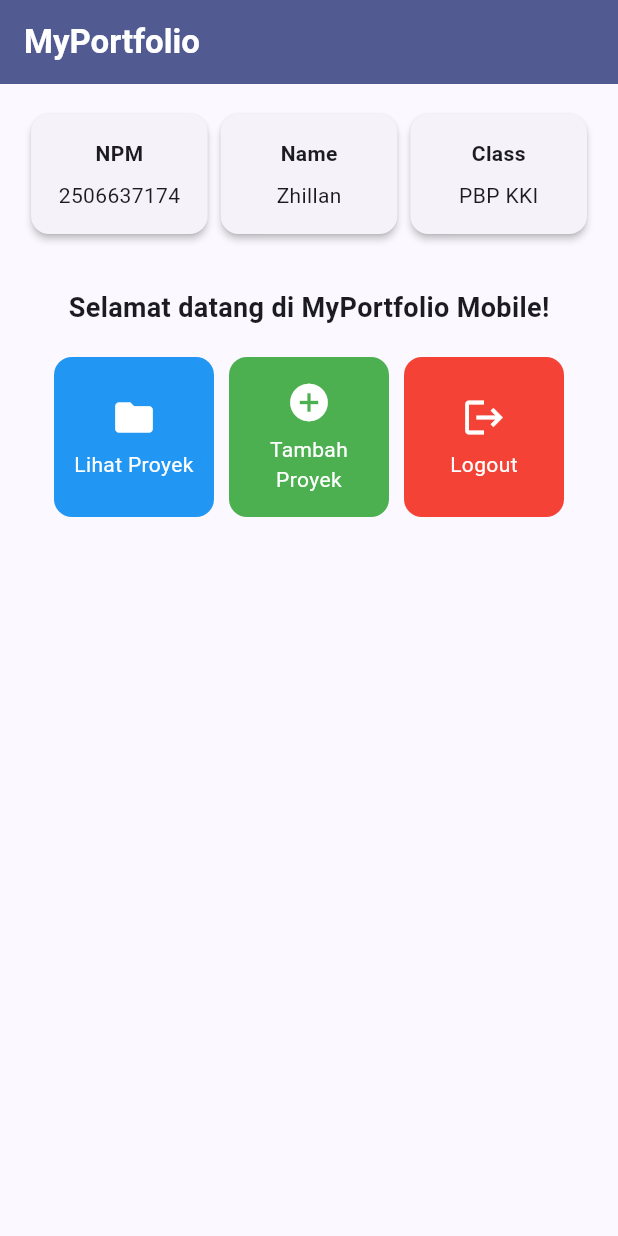
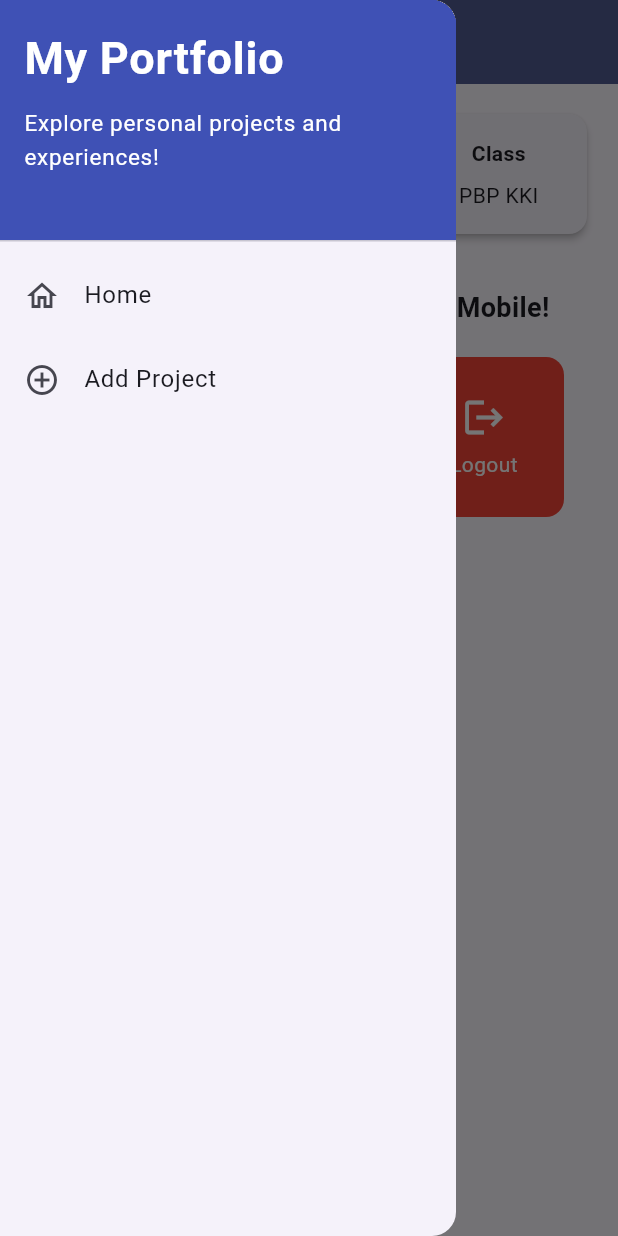
Before and after one commit to ZhillanTLE/myportfolio-mobile, a Flutter app: the screen it shows after launch, with the side drawer open (before the commit the screen has no drawer), on a phone screen of 412 x 824 dp. Run offline on Flutter 3.47's test engine with Material 3 defaults, Android fonts, the phone set to English and light mode, and no system bars.

Commit message:
feat: Tutorial 09

```diff
--- a/lib/main.dart
+++ b/lib/main.dart
@@ -1,6 +1,6 @@
 // ignore: deprecated_member_use
 import 'package:flutter/material.dart';
-import 'package:myportofolio_mobile/menu.dart';
+import 'package:myportofolio_mobile/screens/menu.dart';
 
 void main() {
   runApp(const MyApp());
--- a/lib/menu.dart
+++ b/lib/screens/menu.dart
@@ -1,5 +1,7 @@
 // ignore: deprecated_member_use
 import 'package:flutter/material.dart';
+import 'package:myportofolio_mobile/widgets/left_drawer.dart';
+import 'package:myportofolio_mobile/widgets/project_card.dart';
 
 class MyHomePage extends StatelessWidget {
   MyHomePage({super.key});
@@ -28,7 +30,10 @@ class MyHomePage extends StatelessWidget {
           ),
         ),
         backgroundColor: Theme.of(context).colorScheme.primary,
+        iconTheme: const IconThemeData(color: Colors.white),
       ),
+      // Drawer navigasi di sisi kiri.
+      drawer: const LeftDrawer(),
       // Body halaman utama dengan padding di sekelilingnya.
       body: Padding(
         padding: const EdgeInsets.all(16.0),
@@ -124,50 +129,3 @@ class ItemHomepage {
 
   ItemHomepage(this.name, this.icon, this.color);
 }
-
-class ItemCard extends StatelessWidget {
-  final ItemHomepage item;
-
-  const ItemCard(this.item, {super.key});
-
-  @override
-  Widget build(BuildContext context) {
-    return Material(
-      // Menggunakan warna unik milik masing-masing tombol.
-      color: item.color,
-      borderRadius: BorderRadius.circular(12),
-      child: InkWell(
-        // Aksi ketika kartu ditekan oleh pengguna.
-        onTap: () {
-          // Menampilkan SnackBar dengan pesan interaktif.
-          ScaffoldMessenger.of(context)
-            ..hideCurrentSnackBar()
-            ..showSnackBar(
-              SnackBar(content: Text("Kamu telah menekan tombol ${item.name}!"))
-            );
-        },
-        child: Container(
-          padding: const EdgeInsets.all(8),
-          child: Center(
-            child: Column(
-              mainAxisAlignment: MainAxisAlignment.center,
-              children: [
-                Icon(
-                  item.icon,
-                  color: Colors.white,
-                  size: 30.0,
-                ),
-                const Padding(padding: EdgeInsets.all(3)),
-                Text(
-                  item.name,
-                  textAlign: TextAlign.center,
-                  style: const TextStyle(color: Colors.white),
-                ),
-              ],
-            ),
-          ),
-        ),
-      ),
-    );
-  }
-}
--- /dev/null
+++ b/lib/widgets/left_drawer.dart
@@ -0,0 +1,71 @@
+// ignore: deprecated_member_use
+import 'package:flutter/material.dart';
+import 'package:myportofolio_mobile/screens/menu.dart';
+import 'package:myportofolio_mobile/screens/project_form.dart';
+
+
+class LeftDrawer extends StatelessWidget {
+  const LeftDrawer({super.key});
+
+  @override
+  Widget build(BuildContext context) {
+    return Drawer(
+      child: ListView(
+        children: [
+          const DrawerHeader(
+            decoration: BoxDecoration(
+              color: Colors.indigo,
+            ),
+            child: Column(
+              crossAxisAlignment: CrossAxisAlignment.start,
+              children: [
+                Text(
+                  'My Portfolio',
+                  style: TextStyle(
+                    fontSize: 30,
+                    fontWeight: FontWeight.bold,
+                    color: Colors.white,
+                  ),
+                ),
+                SizedBox(height: 10),
+                Text(
+                  'Explore personal projects and experiences!',
+                  style: TextStyle(
+                    fontSize: 15,
+                    color: Colors.white,
+                  ),
+                ),
+              ],
+            ),
+          ),
+          ListTile(
+            leading: const Icon(Icons.home_outlined),
+            title: const Text('Home'),
+            // Navigasi ke halaman utama portofolio
+            onTap: () {
+              Navigator.pushReplacement(
+                context,
+                MaterialPageRoute(
+                  builder: (context) => MyHomePage(),
+                ),
+              );
+            },
+          ),
+          ListTile(
+            leading: const Icon(Icons.add_circle_outline),
+            title: const Text('Add Project'),
+            // Navigasi ke halaman tambah proyek
+            onTap: () {
+              Navigator.push(
+                context,
+                MaterialPageRoute(
+                  builder: (context) => const ProjectFormPage(),
+                ),
+              );
+            },
+          ),
+        ],
+      ),
+    );
+  }
+}
--- /dev/null
+++ b/lib/widgets/project_card.dart
@@ -0,0 +1,63 @@
+// ignore: deprecated_member_use
+import 'package:flutter/material.dart';
+import 'package:myportofolio_mobile/screens/menu.dart';
+import 'package:myportofolio_mobile/screens/project_form.dart';
+
+class ItemCard extends StatelessWidget {
+  final ItemHomepage item;
+
+  const ItemCard(this.item, {super.key});
+
+  @override
+  Widget build(BuildContext context) {
+    return Material(
+      // Menggunakan warna unik milik masing-masing tombol.
+      color: item.color,
+      borderRadius: BorderRadius.circular(12),
+      child: InkWell(
+        // Aksi ketika kartu ditekan oleh pengguna.
+        onTap: () {
+          // Menampilkan SnackBar dengan pesan interaktif.
+          ScaffoldMessenger.of(context)
+            ..hideCurrentSnackBar()
+            ..showSnackBar(
+              SnackBar(content: Text("Kamu telah menekan tombol ${item.name}!"))
+            );
+
+            // Navigate ke halaman yang sesuai
+            if (item.name == "Tambah Proyek") {
+              // TODO: Gunakan Navigator.push() untuk melakukan navigasi ke MaterialPageRoute yang mencakup ProjectFormPage
+                Navigator.push(
+                context,
+                MaterialPageRoute(
+                  builder: (context) => const ProjectFormPage(),
+                ),
+              );
+            }
+          },
+
+        child: Container(
+          padding: const EdgeInsets.all(8),
+          child: Center(
+            child: Column(
+              mainAxisAlignment: MainAxisAlignment.center,
+              children: [
+                Icon(
+                  item.icon,
+                  color: Colors.white,
+                  size: 30.0,
+                ),
+                const Padding(padding: EdgeInsets.all(3)),
+                Text(
+                  item.name,
+                  textAlign: TextAlign.center,
+                  style: const TextStyle(color: Colors.white),
+                ),
+              ],
+            ),
+          ),
+        ),
+      ),
+    );
+  }
+}
```
Also changed, not shown: lib/screens/project_form.dart (added, +217 -0 lines).
